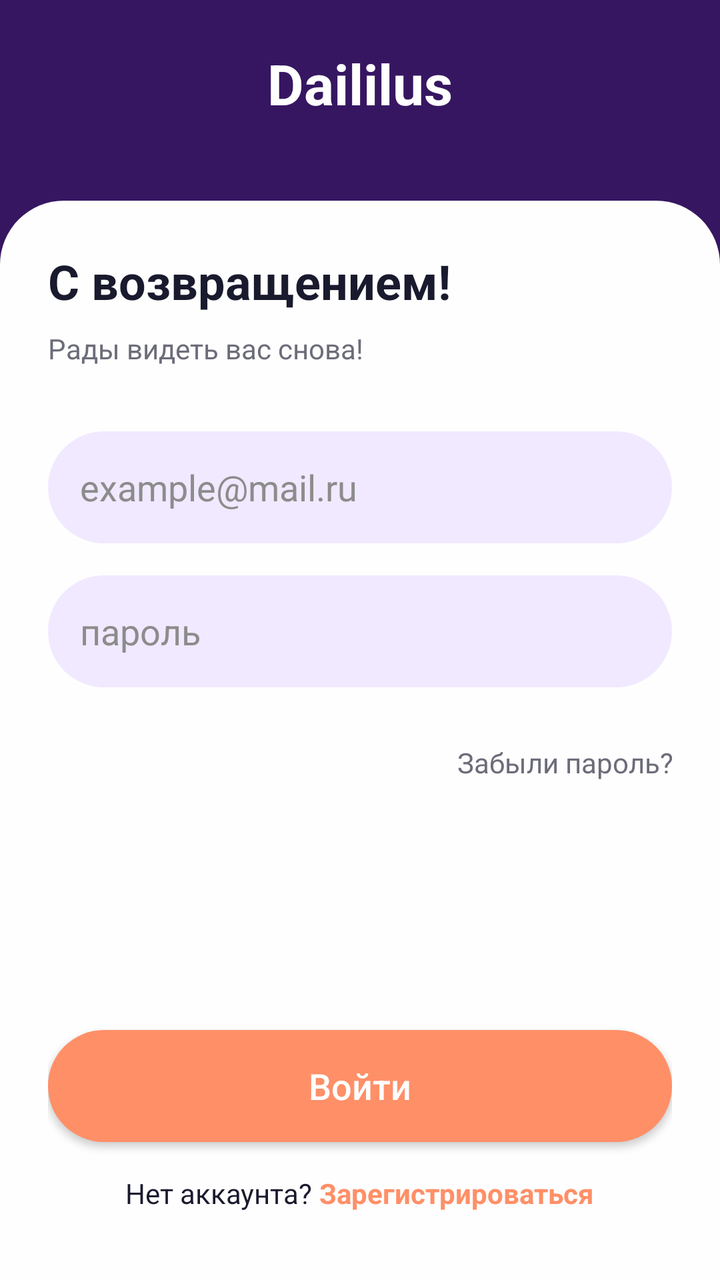
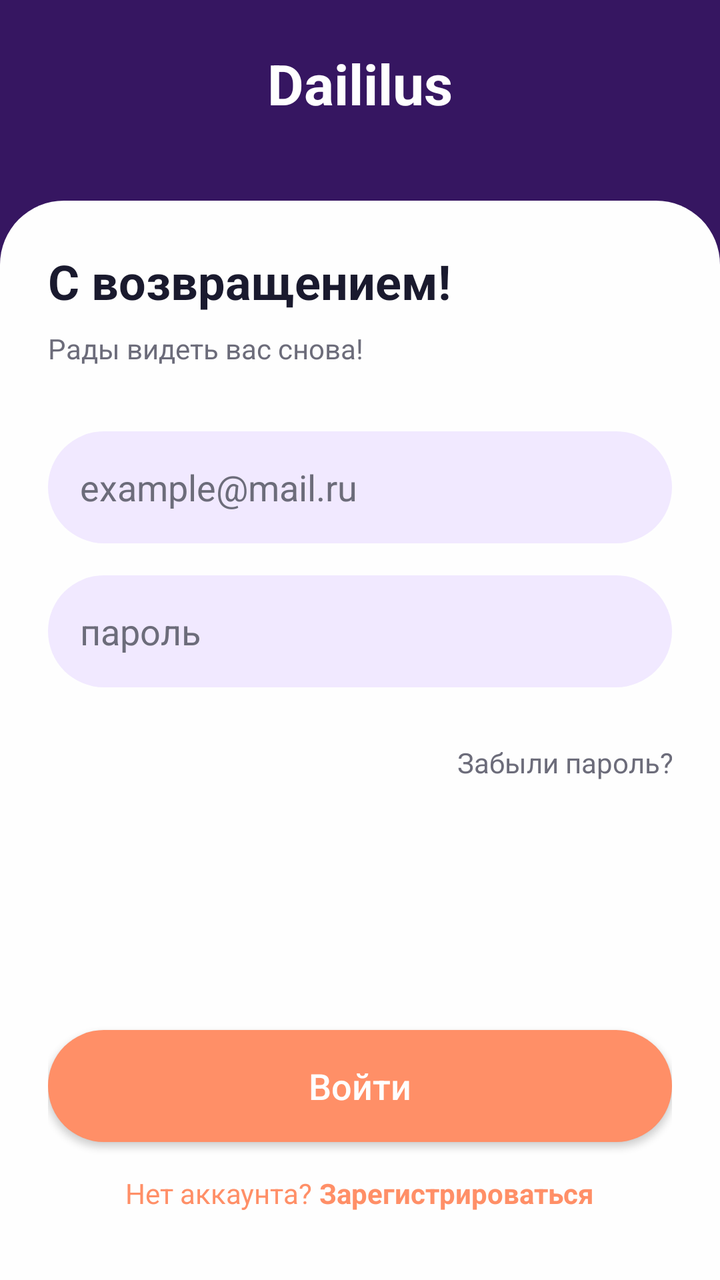

Before-and-after screenshots of an Android layout around one commit, followed by the original layout XML and the change that was made.
<!-- AndroidManifest.xml: application theme Theme.Daililus -->
<!-- res/layout/activity_login.xml -->
<?xml version="1.0" encoding="utf-8"?>
<androidx.constraintlayout.widget.ConstraintLayout xmlns:android="http://schemas.android.com/apk/res/android"
    android:layout_width="match_parent"
    xmlns:app="http://schemas.android.com/apk/res-auto"
    android:layout_height="match_parent"
    android:background="@color/bg_purple">
    <TextView
        android:id="@+id/tvAppName"
        android:layout_width="wrap_content"
        android:layout_height="wrap_content"
        android:text="Daililus"
        android:textColor="@color/white"
        android:textSize="28sp"
        android:textStyle="bold"
        android:fitsSystemWindows="true"
        android:layout_marginTop="23dp"
        app:layout_constraintTop_toTopOf="parent"
        app:layout_constraintStart_toStartOf="parent"
        app:layout_constraintEnd_toEndOf="parent" />

    <LinearLayout
        android:layout_width="match_parent"
        android:layout_height="0dp"
        android:layout_marginTop="40dp"
        android:background="@drawable/bg_top_rounded"
        android:orientation="vertical"
        android:padding="24dp"
        app:layout_constraintBottom_toBottomOf="parent"
        app:layout_constraintTop_toBottomOf="@id/tvAppName">
        <TextView
            android:layout_width="wrap_content"
            android:layout_height="wrap_content"
            android:text="С возвращением!"
            android:textColor="@color/text_main"
            android:textSize="24sp"
            android:textStyle="bold" />
        <TextView
            android:layout_width="wrap_content"
            android:layout_height="wrap_content"
            android:text="Рады видеть вас снова!"
            android:textColor="@color/text_secondary"
            android:layout_marginTop="8dp" />


        <EditText
            android:id="@+id/etEmail"
            android:layout_width="match_parent"
            android:layout_height="56dp"
            android:layout_marginTop="32dp"
            android:background="@drawable/bg_input_field"
            android:hint="example@mail.ru"
            android:textColor="#000000"
            android:textColorHint="#8C8C8C"
            android:paddingStart="16dp"
            android:inputType="textEmailAddress" />
        <EditText
            android:id="@+id/etPassword"
            android:layout_width="match_parent"
            android:layout_height="56dp"
            android:layout_marginTop="16dp"
            android:textColor="#000000"
            android:textColorHint="#8C8C8C"
            android:background="@drawable/bg_input_field"
            android:hint="пароль"
            android:paddingStart="16dp"
            android:inputType="textPassword" />

        <RelativeLayout
            android:layout_width="match_parent"
            android:layout_height="wrap_content"
            android:layout_marginTop="12dp">


            <TextView
                android:id="@+id/tvForgotPassword"
                android:layout_width="wrap_content"
                android:layout_height="wrap_content"
                android:layout_alignParentEnd="true"
                android:layout_marginEnd="-1dp"
                android:layout_marginTop="16sp"
                android:text="Забыли пароль?"
                android:textColor="@color/text_secondary"
                android:textSize="14sp" />


        </RelativeLayout>

        <View
            android:layout_width="match_parent"
            android:layout_height="0dp"
            android:layout_weight="1" />

        <androidx.appcompat.widget.AppCompatButton
            android:id="@+id/btnLogin"
            android:layout_width="match_parent"
            android:layout_height="56dp"
            android:background="@drawable/bg_input_field"
            android:backgroundTint="@color/button_orange"
            android:text="Войти"
            android:textAllCaps="false"
            android:textColor="@color/white"
            android:textSize="18sp" />

        <LinearLayout
            android:layout_width="wrap_content"
            android:layout_height="wrap_content"
            android:layout_gravity="center"
            android:layout_marginTop="16dp"
            android:layout_marginBottom="10dp"
            android:orientation="horizontal">

            <TextView
                android:layout_width="wrap_content"
                android:layout_height="wrap_content"
                android:text="Нет аккаунта? "
                android:textColor="@color/text_main" />

            <TextView
                android:id="@+id/tvRegisterLink"
                android:layout_width="wrap_content"
                android:layout_height="wrap_content"
                android:text="Зарегистрироваться"
                android:textColor="@color/button_orange"
                android:textStyle="bold" />
        </LinearLayout>
    </LinearLayout>
</androidx.constraintlayout.widget.ConstraintLayout>
<!-- resources referenced by this layout -->
<resources>
  <color name="bg_purple">#361661</color>
  <color name="button_orange">#FF8F67</color>
  <color name="text_main">#1A1A2E</color>
  <color name="text_secondary">#6C6C7A</color>
  <color name="white">#FEFEFE</color>
  <!-- drawable bg_input_field (drawable) -->
  <?xml version="1.0" encoding="utf-8"?>
  <shape xmlns:android="http://schemas.android.com/apk/res/android">
      <solid android:color="#F1E9FF" /> <corners android:radius="28dp" />
  </shape>
  <!-- drawable bg_top_rounded (drawable) -->
  <?xml version="1.0" encoding="utf-8"?>
  <shape xmlns:android="http://schemas.android.com/apk/res/android">
      <solid android:color="@color/white" />
      <corners
          android:topLeftRadius="32dp"
          android:topRightRadius="32dp" />
  </shape>
  <style name="Theme.Daililus" parent="Base.Theme.Daililus" />
  <style name="Base.Theme.Daililus" parent="Theme.Material3.DayNight.NoActionBar">
          
          
      </style>
</resources>

<!-- the commit's change to res/layout/activity_login.xml (unified diff, before → after) -->
@@ -3,7 +3,7 @@
     android:layout_width="match_parent"
     xmlns:app="http://schemas.android.com/apk/res-auto"
     android:layout_height="match_parent"
-    android:background="@color/bg_purple">
+    android:background="?attr/colorPrimary">
     <TextView
         android:id="@+id/tvAppName"
         android:layout_width="wrap_content"
@@ -31,14 +31,14 @@
             android:layout_width="wrap_content"
             android:layout_height="wrap_content"
             android:text="С возвращением!"
-            android:textColor="@color/text_main"
+            android:textColor="?android:attr/textColorPrimary"
             android:textSize="24sp"
             android:textStyle="bold" />
         <TextView
             android:layout_width="wrap_content"
             android:layout_height="wrap_content"
             android:text="Рады видеть вас снова!"
-            android:textColor="@color/text_secondary"
+            android:textColor="?android:attr/textColorSecondary"
             android:layout_marginTop="8dp" />
 
 
@@ -49,8 +49,8 @@
             android:layout_marginTop="32dp"
             android:background="@drawable/bg_input_field"
             android:hint="example@mail.ru"
-            android:textColor="#000000"
-            android:textColorHint="#8C8C8C"
+            android:textColor="?android:attr/textColorPrimary"
+            android:textColorHint="?android:attr/textColorSecondary"
             android:paddingStart="16dp"
             android:inputType="textEmailAddress" />
         <EditText
@@ -58,8 +58,8 @@
             android:layout_width="match_parent"
             android:layout_height="56dp"
             android:layout_marginTop="16dp"
-            android:textColor="#000000"
-            android:textColorHint="#8C8C8C"
+            android:textColor="?android:attr/textColorPrimary"
+            android:textColorHint="?android:attr/textColorSecondary"
             android:background="@drawable/bg_input_field"
             android:hint="пароль"
             android:paddingStart="16dp"
@@ -79,7 +79,7 @@
                 android:layout_marginEnd="-1dp"
                 android:layout_marginTop="16sp"
                 android:text="Забыли пароль?"
-                android:textColor="@color/text_secondary"
+                android:textColor="?android:attr/textColorSecondary"
                 android:textSize="14sp" />
 
 
@@ -95,7 +95,7 @@
             android:layout_width="match_parent"
             android:layout_height="56dp"
             android:background="@drawable/bg_input_field"
-            android:backgroundTint="@color/button_orange"
+            android:backgroundTint="?attr/colorSecondary"
             android:text="Войти"
             android:textAllCaps="false"
             android:textColor="@color/white"
@@ -113,14 +113,14 @@
                 android:layout_width="wrap_content"
                 android:layout_height="wrap_content"
                 android:text="Нет аккаунта? "
-                android:textColor="@color/text_main" />
+                android:textColor="?attr/colorSecondary" />
 
             <TextView
                 android:id="@+id/tvRegisterLink"
                 android:layout_width="wrap_content"
                 android:layout_height="wrap_content"
                 android:text="Зарегистрироваться"
-                android:textColor="@color/button_orange"
+                android:textColor="?attr/colorSecondary"
                 android:textStyle="bold" />
         </LinearLayout>
     </LinearLayout>
<!-- resource entries referenced after the edit -->
@@ -2,6 +2,7 @@
 <resources>
   <color name="bg_purple">#361661</color>
   <color name="button_orange">#FF8F67</color>
+  <color name="input_field_bg">#F1E9FF</color>
   <color name="text_main">#1A1A2E</color>
   <color name="text_secondary">#6C6C7A</color>
   <color name="white">#FEFEFE</color>
@@ -13,15 +14,20 @@
   <!-- drawable bg_top_rounded (drawable) -->
   <?xml version="1.0" encoding="utf-8"?>
   <shape xmlns:android="http://schemas.android.com/apk/res/android">
-      <solid android:color="@color/white" />
+      <solid android:color="?android:attr/windowBackground" />
       <corners
           android:topLeftRadius="32dp"
           android:topRightRadius="32dp" />
   </shape>
   <style name="Theme.Daililus" parent="Base.Theme.Daililus" />
   <style name="Base.Theme.Daililus" parent="Theme.Material3.DayNight.NoActionBar">
-          
-          
+          <item name="colorPrimary">@color/bg_purple</item>
+          <item name="android:windowBackground">@color/white</item>
+          <item name="colorSecondary">@color/button_orange</item>
+          <item name="colorSurface">@color/input_field_bg</item>
+  
+          <item name="android:textColorPrimary">@color/text_main</item>
+          <item name="android:textColorSecondary">@color/text_secondary</item>
       </style>
 </resources>
 
